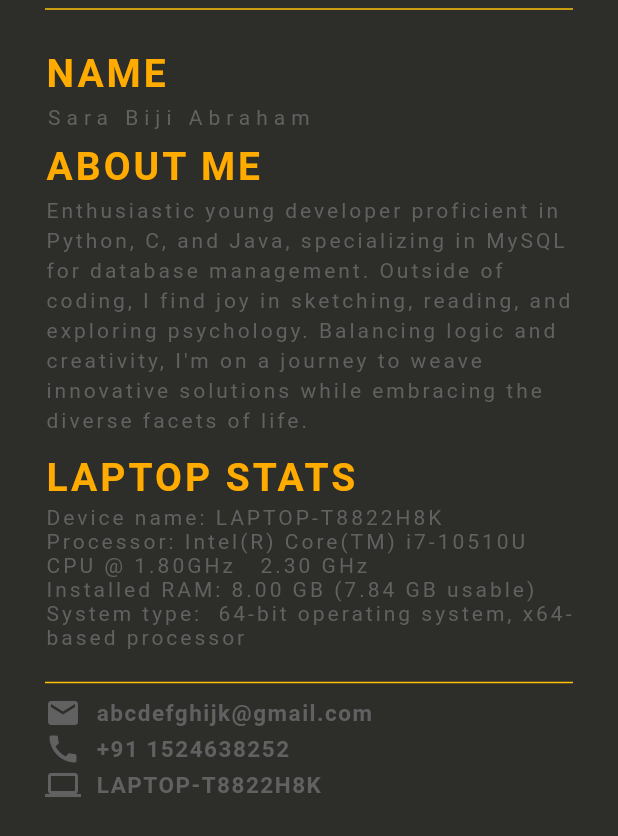
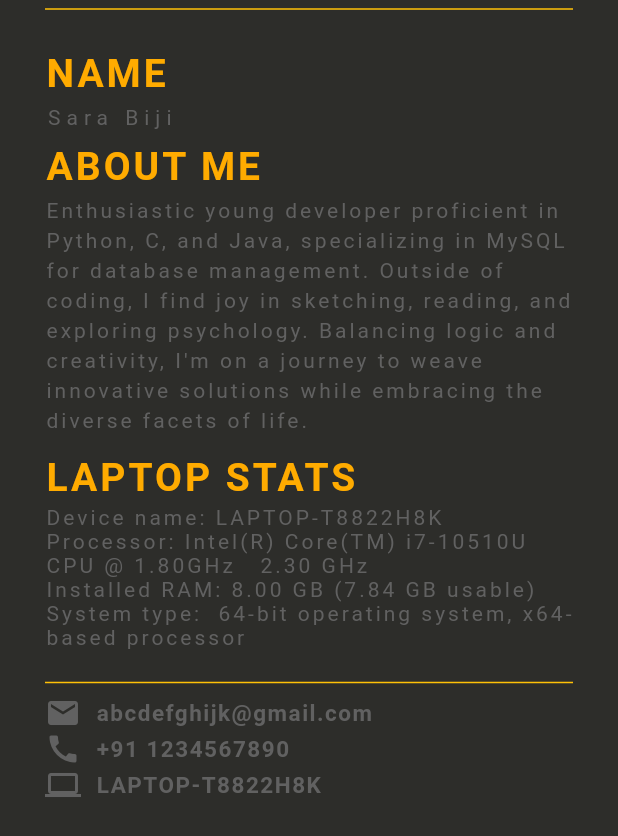
Before and after one commit to sarabiji/introduction, a Flutter app: the screen it shows after launch, on a phone screen of 412 x 824 dp. Shown: the part 390-1226 px from the top of the screen. Run offline on Flutter 3.47's test engine with Material 3 defaults, Android fonts, the phone set to English and light mode, and no system bars.

Commit message:
changed the details

```diff
--- a/lib/main.dart
+++ b/lib/main.dart
@@ -54,7 +54,7 @@ class InfoPage extends StatelessWidget {
                 ),
               ),
               Text(
-                'Sara Biji Abraham',
+                'Sara Biji',
                 style: TextStyle(
                     color: Colors.grey[700], letterSpacing: 4, fontSize: 14),
               ),
@@ -126,7 +126,7 @@ class InfoPage extends StatelessWidget {
                     color: Colors.grey[700],
                   ),
                   const SizedBox(width: 10),
-                  Text("+91 1524638252",
+                  Text("+91 1234567890",
                       style: TextStyle(
                         color: Colors.grey[700],
                         letterSpacing: 1,
```
